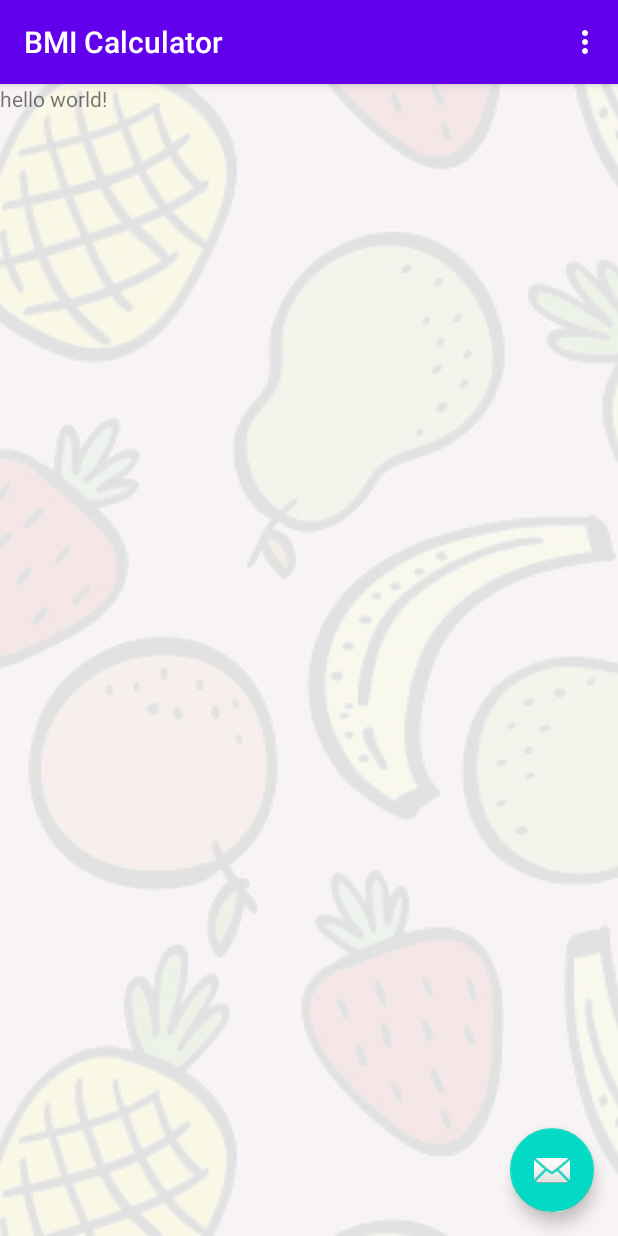
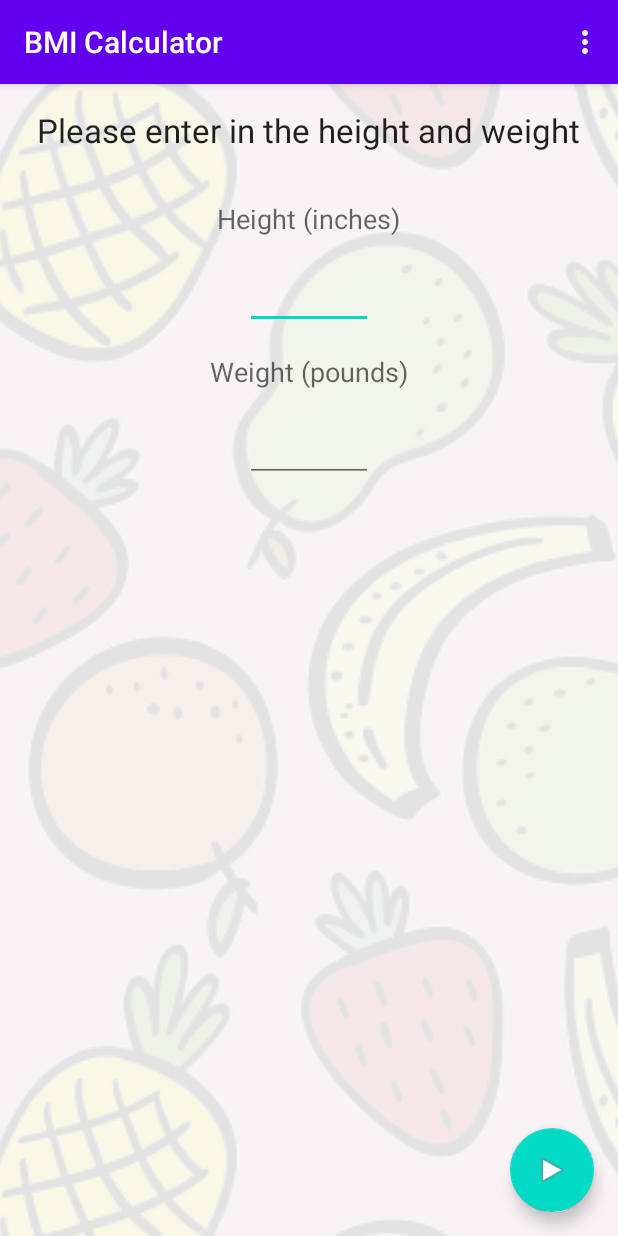
Before and after one commit to jrotenst/android-bmi-calc-app, an Android app: the screen it shows after launch (MainActivity), on a phone screen of 412 x 824 dp. Run offline under Robolectric (Android 15) with nearby library versions, the phone set to English and light mode, and no system bars.

Commit message:
added textviews, editviews, and input and set styles

```diff
--- /dev/null
+++ b/app/src/main/java/com/example/bmi_calculator/BMICalc.java
@@ -0,0 +1,4 @@
+package com.example.bmi_calculator;
+
+public class BMICalc {
+}
--- a/app/src/main/java/com/example/bmi_calculator/MainActivity.java
+++ b/app/src/main/java/com/example/bmi_calculator/MainActivity.java
@@ -12,16 +12,31 @@ import android.view.View;
 
 import android.view.Menu;
 import android.view.MenuItem;
+import android.widget.EditText;
+
 
 public class MainActivity extends AppCompatActivity {
+
+    private BMICalc mBMICalc;               // model
+    private EditText mEditTextHeight, mEditTextWeight;
+    private Snackbar mSnackBar;
+    private int mCalculationsDone;
 
     @Override
     protected void onCreate(Bundle savedInstanceState) {
         super.onCreate(savedInstanceState);
         setContentView(R.layout.activity_main);
+        setupToolbar();
+        setupFAB();
+        setupFields();
+    }
+
+    private void setupToolbar() {
         Toolbar toolbar = findViewById(R.id.toolbar);
         setSupportActionBar(toolbar);
+    }
 
+    private void setupFAB() {
         FloatingActionButton fab = findViewById(R.id.fab);
         fab.setOnClickListener(new View.OnClickListener() {
             @Override
@@ -30,6 +45,13 @@ public class MainActivity extends AppCompatActivity {
                         .setAction("Action", null).show();
             }
         });
+    }
+
+    private void setupFields() {
+        mEditTextHeight = findViewById(R.id.et_height);
+        mEditTextWeight = findViewById(R.id.et_weight);
+        View layoutMain = findViewById(R.id.main_activity);
+        mSnackBar = Snackbar.make(layoutMain, "", Snackbar.LENGTH_INDEFINITE);
     }
 
     @Override
--- a/app/src/main/res/layout/activity_main.xml
+++ b/app/src/main/res/layout/activity_main.xml
@@ -1,5 +1,6 @@
 <?xml version="1.0" encoding="utf-8"?>
 <androidx.coordinatorlayout.widget.CoordinatorLayout xmlns:android="http://schemas.android.com/apk/res/android"
+    android:id="@+id/main_activity"
     xmlns:app="http://schemas.android.com/apk/res-auto"
     xmlns:tools="http://schemas.android.com/tools"
     android:layout_width="match_parent"
@@ -30,6 +31,6 @@
         android:layout_height="wrap_content"
         android:layout_gravity="bottom|end"
         android:layout_margin="@dimen/fab_margin"
-        app:srcCompat="@android:drawable/ic_dialog_email" />
+        app:srcCompat="@android:drawable/ic_media_play" />
 
 </androidx.coordinatorlayout.widget.CoordinatorLayout>
--- a/app/src/main/res/layout/content_main.xml
+++ b/app/src/main/res/layout/content_main.xml
@@ -1,13 +1,42 @@
 <?xml version="1.0" encoding="utf-8"?>
-<androidx.constraintlayout.widget.ConstraintLayout xmlns:android="http://schemas.android.com/apk/res/android"
+<LinearLayout xmlns:android="http://schemas.android.com/apk/res/android"
     xmlns:app="http://schemas.android.com/apk/res-auto"
     android:layout_width="match_parent"
     android:layout_height="match_parent"
+    android:gravity="center_horizontal"
+    android:orientation="vertical"
     app:layout_behavior="@string/appbar_scrolling_view_behavior">
 
+    <!-- Banner -->
+
     <TextView
-        android:id="@+id/hello"
+        android:id="@+id/banner"
         android:layout_width="wrap_content"
         android:layout_height="wrap_content"
-        android:text="hello world!"/>
-</androidx.constraintlayout.widget.ConstraintLayout>
+        android:layout_marginTop="@dimen/standard_margin"
+        android:layout_marginBottom="@dimen/standard_margin"
+        android:text="@string/banner_text"
+        android:textAppearance="@style/TextAppearance.AppCompat.Large" />
+
+    <!-- Height -->
+    <TextView
+        android:id="@+id/tv_height"
+        android:text="@string/height_inches"
+        style="@style/multi_text_view_style" />
+
+    <EditText
+        android:id="@+id/et_height"
+        style="@style/main_edit_text_style" />
+
+    <!-- Weight -->
+    <TextView
+        android:id="@+id/tv_weight"
+        android:text="@string/weight_pounds"
+        style="@style/multi_text_view_style" />
+
+    <EditText
+        android:id="@+id/et_weight"
+        style="@style/main_edit_text_style" />
+
+
+</LinearLayout>
--- a/app/src/main/res/values/dimens.xml
+++ b/app/src/main/res/values/dimens.xml
@@ -1,3 +1,4 @@
 <resources>
     <dimen name="fab_margin">16dp</dimen>
+    <dimen name="standard_margin">16dp</dimen>
 </resources>
--- a/app/src/main/res/values/strings.xml
+++ b/app/src/main/res/values/strings.xml
@@ -1,13 +1,10 @@
 <resources>
     <string name="app_name">BMI Calculator</string>
     <string name="action_settings">Settings</string>
-    <!-- Strings used for fragments for navigation -->
-    <string name="first_fragment_label">First Fragment</string>
-    <string name="second_fragment_label">Second Fragment</string>
-    <string name="next">Next</string>
-    <string name="previous">Previous</string>
-
-    <string name="hello_first_fragment">Hello first fragment</string>
-    <string name="hello_second_fragment">Hello second fragment. Arg: %1$s</string>
     <string name="background_image">Background Image</string>
+    <string name="banner_text">Please enter in the height and weight</string>
+    <string name="height_inches">Height (inches)</string>
+    <string name="hint_height">64</string>
+    <string name="weight_pounds">Weight (pounds)</string>
+    <string name="hint_weight">120</string>
 </resources>
--- a/app/src/main/res/values/styles.xml
+++ b/app/src/main/res/values/styles.xml
@@ -16,4 +16,20 @@
 
     <style name="AppTheme.PopupOverlay" parent="ThemeOverlay.AppCompat.Light" />
 
+    <style name="multi_text_view_style">
+        <item name="android:layout_width">wrap_content</item>
+        <item name="android:layout_height">wrap_content</item>
+        <item name="android:layout_marginTop">@dimen/standard_margin</item>
+        <item name="android:textAppearance">@style/TextAppearance.AppCompat.Medium</item>
+    </style>
+
+    <style name="main_edit_text_style">
+        <item name="android:layout_width">wrap_content</item>
+        <item name="android:layout_height">wrap_content</item>
+        <item name="android:layout_marginTop">@dimen/standard_margin</item>
+        <item name="android:ems">4</item>
+        <item name="android:gravity">center</item>
+        <item name="android:inputType">numberDecimal</item>
+    </style>
+
 </resources>
```
